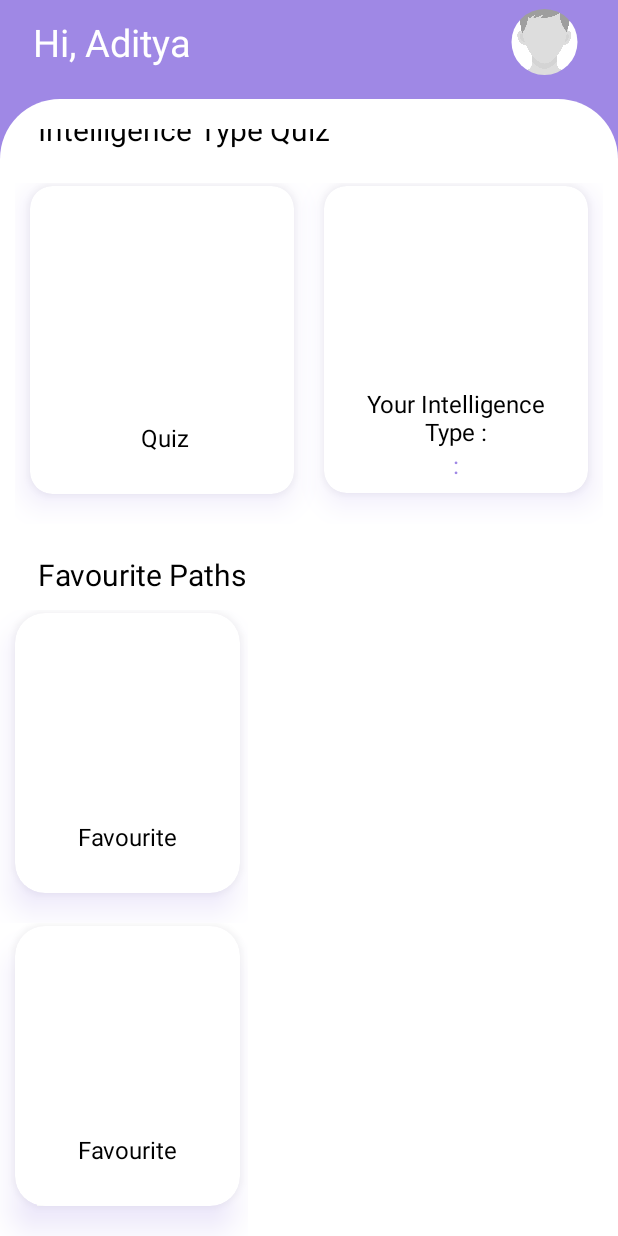
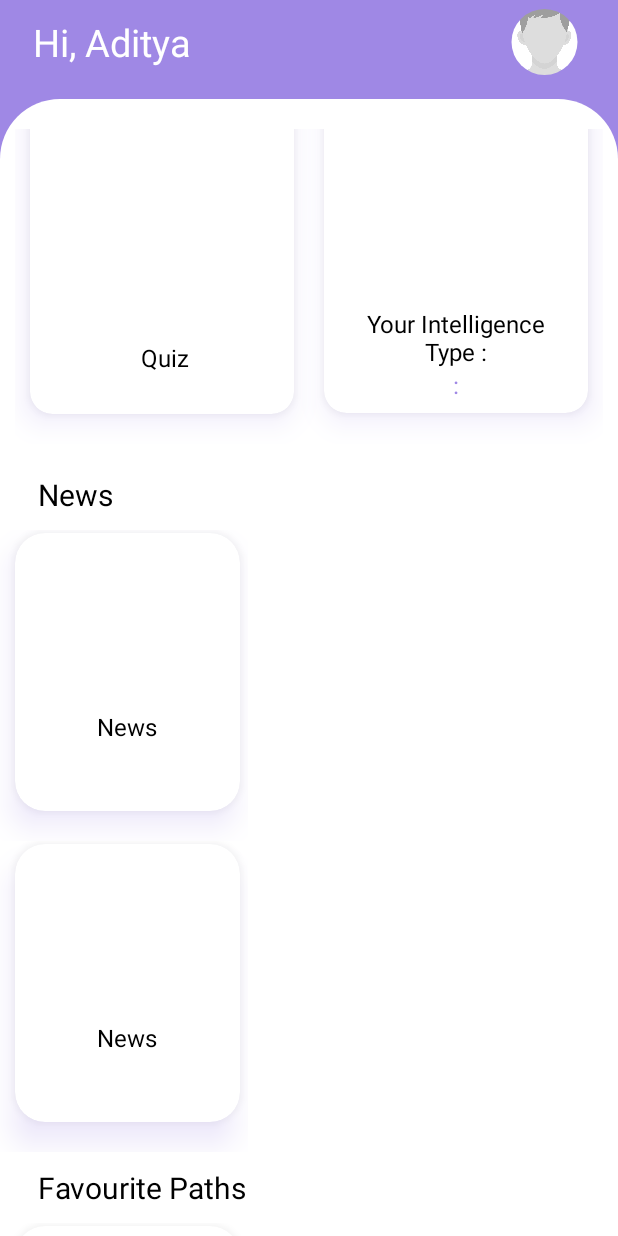
Before and after one commit to Cognition-HTM/MyCareer, an Android app: the layout fragment_home.xml on its own in the app's theme, with its tools: preview values and no code run, on a phone screen of 412 x 824 dp. Run offline under Robolectric (Android 15) with nearby library versions, the phone set to English and light mode, and no system bars; network calls fail.

Commit message:
data can now be fetched using volley

```diff
--- a/app/build.gradle
+++ b/app/build.gradle
@@ -101,5 +101,4 @@ dependencies {
     implementation 'com.airbnb.android:lottie:3.5.0'
 
     implementation 'com.google.android.material:material:1.7.0'
-
 }
--- a/app/src/main/java/com/sparklead/mycareer/ui/adapters/NewsAdapter.kt
+++ b/app/src/main/java/com/sparklead/mycareer/ui/adapters/NewsAdapter.kt
@@ -7,14 +7,12 @@ import android.view.View
 import android.view.ViewGroup
 import androidx.recyclerview.widget.RecyclerView
 import com.sparklead.mycareer.R
-import com.sparklead.mycareer.models.Constants
-import com.sparklead.mycareer.models.GlideLoader
-import com.sparklead.mycareer.models.News
+import com.sparklead.mycareer.models.*
 import com.sparklead.mycareer.ui.activities.ViewNewsActivity
 import kotlinx.android.synthetic.main.item_news.view.*
 
 class NewsAdapter(
-    val context: Context,
+    val context: Context
 ): RecyclerView.Adapter<NewsAdapter.NewsViewHolder>(){
 
     private val item = ArrayList<News>()
--- a/app/src/main/java/com/sparklead/mycareer/ui/fragments/HomeFragment.kt
+++ b/app/src/main/java/com/sparklead/mycareer/ui/fragments/HomeFragment.kt
@@ -3,6 +3,7 @@ package com.sparklead.mycareer.ui.fragments
 import android.content.Context
 import android.content.Intent
 import android.os.Bundle
+import android.util.Log
 import android.view.*
 import android.widget.ImageView
 import androidx.cardview.widget.CardView
@@ -21,6 +22,13 @@ import com.sparklead.mycareer.ui.adapters.FavouriteAdapter
 import com.sparklead.mycareer.ui.adapters.NewsAdapter
 import com.sparklead.mycareer.ui.firestore.FirestoreClass
 import kotlinx.android.synthetic.main.fragment_home.*
+import retrofit2.Call
+import retrofit2.Callback
+import retrofit2.Response
+import java.text.SimpleDateFormat
+import java.util.*
+import kotlin.collections.ArrayList
+import kotlin.collections.HashMap
 
 class HomeFragment : BaseFragment() {
 
@@ -41,10 +49,10 @@ class HomeFragment : BaseFragment() {
     ): View {
         val root = inflater.inflate(R.layout.fragment_home, container, false)
 
-//        val recyclerView : RecyclerView = root.findViewById(R.id.rv_news)
-//        recyclerView.layoutManager = LinearLayoutManager(activity,LinearLayoutManager.HORIZONTAL,false)
-//        mAdapter  = NewsAdapter(requireActivity())
-//        recyclerView.adapter = mAdapter
+        val recyclerView : RecyclerView = root.findViewById(R.id.rv_news)
+        recyclerView.layoutManager = LinearLayoutManager(activity,LinearLayoutManager.HORIZONTAL,false)
+        mAdapter  = NewsAdapter(requireActivity())
+        recyclerView.adapter = mAdapter
 
 
         val iv = root.findViewById<ImageView>(R.id.iv_upgrade_account)
@@ -95,7 +103,7 @@ class HomeFragment : BaseFragment() {
         showProgressDialog(resources.getString(R.string.please_wait))
         getUserDetails()
         FirestoreClass().getFavouriteListFragment(this)
-//        fetchData()
+        fetchData()
         super.onResume()
     }
 
@@ -118,10 +126,10 @@ class HomeFragment : BaseFragment() {
     private fun fetchData() {
 
         val queue = Volley.newRequestQueue(context)
+        val url =
+            "https://newsapi.org/v2/everything?q=cbse&language=en&from=2022-11-15to=2022-11-16&apiKey=5c62b32d818e424797a8571a4f5bd626"
 
-        val url = "https://newsapi.org/v2/everything?q=cbse&language=en&from=2022-08-25&to=2022-08-13&apiKey=5c62b32d818e424797a8571a4f5bd626"
-
-        val jsonObjectRequest = object :JsonObjectRequest(Request.Method.GET, url, null,
+        val jsonObjectRequest = object : JsonObjectRequest(Request.Method.GET, url, null,
 
             { response ->
                 val newsJsonArray = response.getJSONArray("articles")
@@ -143,8 +151,7 @@ class HomeFragment : BaseFragment() {
                 hideProgressDialog()
             },
             { _ ->
-            })
-        {
+            }) {
             @Throws(AuthFailureError::class)
             override fun getHeaders(): Map<String, String>? {
                 val headers = HashMap<String, String>()
@@ -153,8 +160,6 @@ class HomeFragment : BaseFragment() {
             }
         }
         queue.add(jsonObjectRequest)
-
-
     }
 
 }
--- a/app/src/main/res/layout/fragment_home.xml
+++ b/app/src/main/res/layout/fragment_home.xml
@@ -539,45 +539,45 @@
 
                 </LinearLayout>
             </LinearLayout>
-<!--            <LinearLayout-->
-<!--                android:layout_width="match_parent"-->
-<!--                android:layout_height="wrap_content"-->
-<!--                android:orientation="vertical"-->
-<!--                android:layout_marginTop="10sp"-->
-<!--                >-->
+            <LinearLayout
+                android:layout_width="match_parent"
+                android:layout_height="wrap_content"
+                android:orientation="vertical"
+                android:layout_marginTop="10sp"
+                >
 
-<!--                <TextView-->
-<!--                    android:layout_width="wrap_content"-->
-<!--                    android:layout_height="wrap_content"-->
-<!--                    android:text="News"-->
-<!--                    android:textSize="20sp"-->
-<!--                    android:layout_marginLeft="25sp"-->
-<!--                    android:textColor="@color/black"-->
-<!--                    />-->
-<!--                <LinearLayout-->
-<!--                    android:layout_width="match_parent"-->
-<!--                    android:layout_height="wrap_content"-->
-<!--                    android:orientation="vertical"-->
-<!--                    >-->
+                <TextView
+                    android:layout_width="wrap_content"
+                    android:layout_height="wrap_content"
+                    android:text="News"
+                    android:textSize="20sp"
+                    android:layout_marginLeft="25sp"
+                    android:textColor="@color/black"
+                    />
+                <LinearLayout
+                    android:layout_width="match_parent"
+                    android:layout_height="wrap_content"
+                    android:orientation="vertical"
+                    >
 
-<!--                    <FrameLayout-->
-<!--                        android:layout_width="match_parent"-->
-<!--                        android:layout_height="match_parent"-->
-<!--                        android:layout_marginTop="10sp"-->
-<!--                        >-->
-<!--                        <androidx.recyclerview.widget.RecyclerView-->
-<!--                            android:id="@+id/rv_news"-->
-<!--                            android:layout_width="match_parent"-->
-<!--                            android:layout_height="match_parent"-->
-<!--                            tools:listitem="@layout/item_news"-->
-<!--                            />-->
-<!--                    </FrameLayout>-->
+                    <FrameLayout
+                        android:layout_width="match_parent"
+                        android:layout_height="match_parent"
+                        android:layout_marginTop="10sp"
+                        >
+                        <androidx.recyclerview.widget.RecyclerView
+                            android:id="@+id/rv_news"
+                            android:layout_width="match_parent"
+                            android:layout_height="match_parent"
+                            tools:listitem="@layout/item_news"
+                            />
+                    </FrameLayout>
 
 
-<!--                </LinearLayout>-->
+                </LinearLayout>
 
 
-<!--            </LinearLayout>-->
+            </LinearLayout>
 
 <!--                <LinearLayout-->
 <!--                    android:layout_width="match_parent"-->
```
